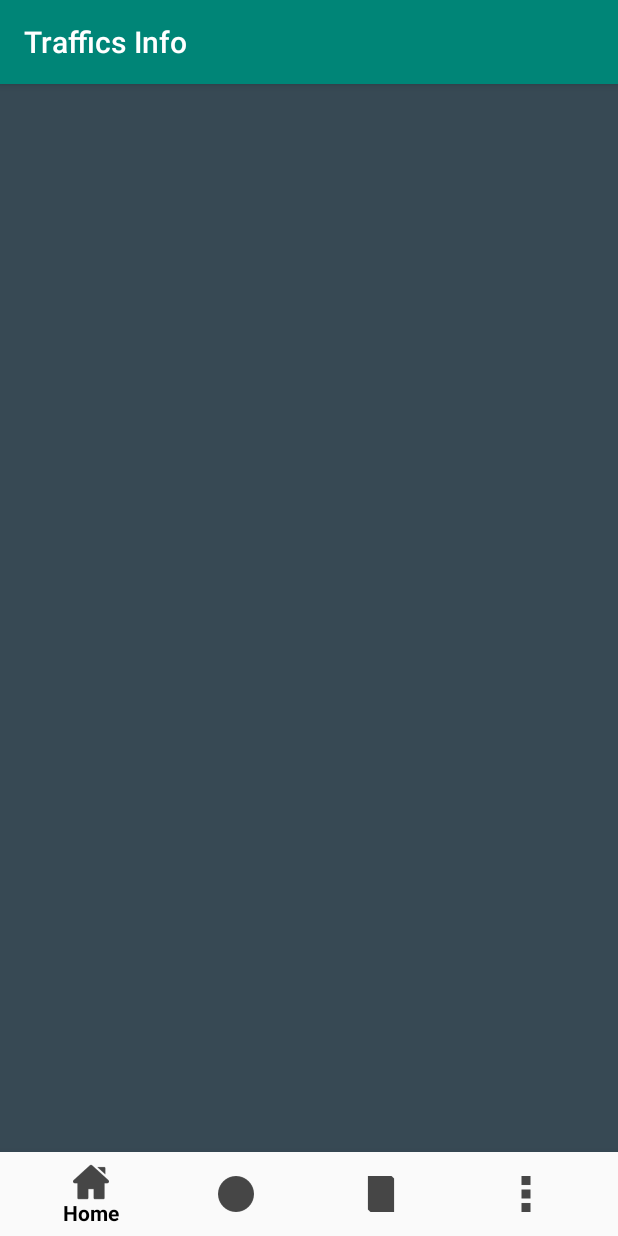
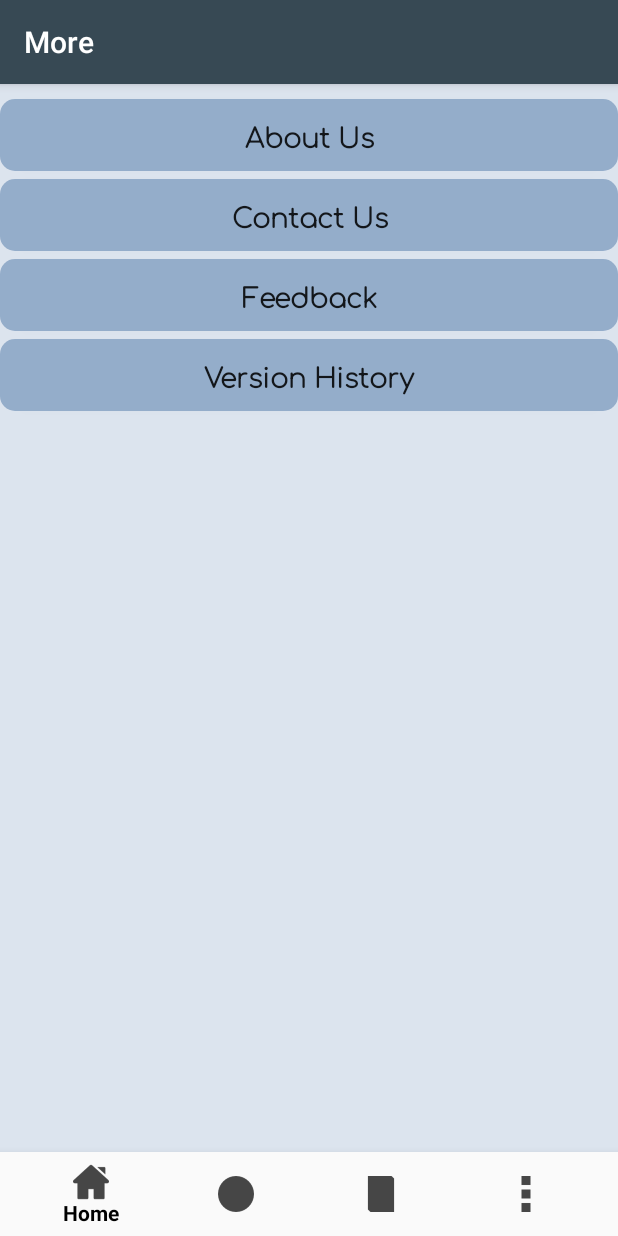
Before and after one commit to Nayan46/Project-, an Android app: the fragment MoreFragment placed in its activity, on a phone screen of 412 x 824 dp. Run offline under Robolectric (Android 15) with nearby library versions, the phone set to English and light mode, and no system bars.

Commit message:
Titles of Fragments got changed and some buttons got added to more fragment

```diff
--- a/app/src/main/java/com/codewithnayan/trafficsinfo/HomeFragment.java
+++ b/app/src/main/java/com/codewithnayan/trafficsinfo/HomeFragment.java
@@ -7,13 +7,25 @@ import android.view.ViewGroup;
 
 import androidx.annotation.NonNull;
 import androidx.annotation.Nullable;
+import androidx.appcompat.app.AppCompatActivity;
 import androidx.fragment.app.Fragment;
 
 public class HomeFragment extends Fragment {
+
 
     @Nullable
     @Override
     public View onCreateView(@NonNull LayoutInflater inflater, @Nullable ViewGroup container, @Nullable Bundle savedInstanceState) {
         return inflater.inflate(R.layout.fragment_home, container, false);
+
+    }
+
+    @Override
+    public void onCreate(@Nullable Bundle savedInstanceState) {
+        super.onCreate(savedInstanceState);
+
+        // Setting the title for each fragment
+        ((AppCompatActivity)getActivity()).getSupportActionBar().setTitle("Home");
+
     }
 }
--- a/app/src/main/java/com/codewithnayan/trafficsinfo/MainActivity.java
+++ b/app/src/main/java/com/codewithnayan/trafficsinfo/MainActivity.java
@@ -2,6 +2,7 @@ package com.codewithnayan.trafficsinfo;
 
 import androidx.annotation.NonNull;
 import androidx.appcompat.app.AppCompatActivity;
+import androidx.appcompat.widget.Toolbar;
 import androidx.fragment.app.Fragment;
 import androidx.recyclerview.widget.GridLayoutManager;
 import androidx.recyclerview.widget.LinearLayoutManager;
@@ -24,6 +25,8 @@ public class MainActivity extends AppCompatActivity {
     protected void onCreate(Bundle savedInstanceState) {
         super.onCreate(savedInstanceState);
         setContentView(R.layout.activity_main);
+
+        //getSupportActionBar().setTitle("Home");
 
 
         // referencing the recyclerView
--- a/app/src/main/java/com/codewithnayan/trafficsinfo/MoreFragment.java
+++ b/app/src/main/java/com/codewithnayan/trafficsinfo/MoreFragment.java
@@ -7,6 +7,7 @@ import android.view.ViewGroup;
 
 import androidx.annotation.NonNull;
 import androidx.annotation.Nullable;
+import androidx.appcompat.app.AppCompatActivity;
 import androidx.fragment.app.Fragment;
 
 public class MoreFragment extends Fragment {
@@ -16,4 +17,11 @@ public class MoreFragment extends Fragment {
     public View onCreateView(@NonNull LayoutInflater inflater, @Nullable ViewGroup container, @Nullable Bundle savedInstanceState) {
         return inflater.inflate(R.layout.fragment_more, container, false);
     }
+
+    @Override
+    public void onCreate(@Nullable Bundle savedInstanceState) {
+        super.onCreate(savedInstanceState);
+
+        ((AppCompatActivity)getActivity()).getSupportActionBar().setTitle("More");
+    }
 }
--- a/app/src/main/java/com/codewithnayan/trafficsinfo/RulesFragment.java
+++ b/app/src/main/java/com/codewithnayan/trafficsinfo/RulesFragment.java
@@ -7,6 +7,7 @@ import android.view.ViewGroup;
 
 import androidx.annotation.NonNull;
 import androidx.annotation.Nullable;
+import androidx.appcompat.app.AppCompatActivity;
 import androidx.fragment.app.Fragment;
 
 public class RulesFragment extends Fragment {
@@ -16,4 +17,11 @@ public class RulesFragment extends Fragment {
     public View onCreateView(@NonNull LayoutInflater inflater, @Nullable ViewGroup container, @Nullable Bundle savedInstanceState) {
         return inflater.inflate(R.layout.fragment_trules, container, false);
     }
+
+    @Override
+    public void onCreate(@Nullable Bundle savedInstanceState) {
+        super.onCreate(savedInstanceState);
+
+        ((AppCompatActivity)getActivity()).getSupportActionBar().setTitle("Traffic Rules");
+    }
 }
--- a/app/src/main/java/com/codewithnayan/trafficsinfo/SymbolsFragment.java
+++ b/app/src/main/java/com/codewithnayan/trafficsinfo/SymbolsFragment.java
@@ -7,6 +7,7 @@ import android.view.ViewGroup;
 
 import androidx.annotation.NonNull;
 import androidx.annotation.Nullable;
+import androidx.appcompat.app.AppCompatActivity;
 import androidx.fragment.app.Fragment;
 
 public class SymbolsFragment extends Fragment {
@@ -15,5 +16,15 @@ public class SymbolsFragment extends Fragment {
     @Override
     public View onCreateView(@NonNull LayoutInflater inflater, @Nullable ViewGroup container, @Nullable Bundle savedInstanceState) {
         return inflater.inflate(R.layout.fragment_tsymbols, container, false);
+
+
+
+    }
+
+    @Override
+    public void onCreate(@Nullable Bundle savedInstanceState) {
+        super.onCreate(savedInstanceState);
+
+        ((AppCompatActivity)getActivity()).getSupportActionBar().setTitle("Traffic Symbols");
     }
 }
--- /dev/null
+++ b/app/src/main/res/drawable/custom_button.xml
@@ -0,0 +1,5 @@
+<?xml version="1.0" encoding="utf-8"?>
+<shape xmlns:android="http://schemas.android.com/apk/res/android" android:shape="rectangle">
+    <solid android:color="@color/fag_btn"/>
+    <corners android:radius="10dp"/>
+</shape>
--- a/app/src/main/res/layout/activity_main.xml
+++ b/app/src/main/res/layout/activity_main.xml
@@ -5,6 +5,7 @@
     android:layout_width="match_parent"
     android:layout_height="match_parent"
     tools:context=".MainActivity">
+
 
     <FrameLayout
         android:id="@+id/fragment_container"
--- a/app/src/main/res/layout/fragment_home.xml
+++ b/app/src/main/res/layout/fragment_home.xml
@@ -1,6 +1,6 @@
 <?xml version="1.0" encoding="utf-8"?>
 <RelativeLayout xmlns:android="http://schemas.android.com/apk/res/android"
     android:layout_width="match_parent" android:layout_height="match_parent"
-    android:background="@color/fav">
+    android:background="@color/fag">
 
 </RelativeLayout>
--- a/app/src/main/res/layout/fragment_more.xml
+++ b/app/src/main/res/layout/fragment_more.xml
@@ -1,6 +1,70 @@
 <?xml version="1.0" encoding="utf-8"?>
-<RelativeLayout xmlns:android="http://schemas.android.com/apk/res/android"
-    android:layout_width="match_parent" android:layout_height="match_parent"
-    android:background="@color/fav">
+<androidx.constraintlayout.widget.ConstraintLayout xmlns:android="http://schemas.android.com/apk/res/android"
+    xmlns:app="http://schemas.android.com/apk/res-auto"
+    xmlns:tools="http://schemas.android.com/tools"
+    android:layout_width="match_parent"
+    android:layout_height="match_parent"
+    android:background="@color/fag">
 
-</RelativeLayout>
+    <Button
+        android:id="@+id/button"
+        android:layout_width="match_parent"
+        android:layout_height="wrap_content"
+        android:layout_marginTop="10dp"
+        android:background="@drawable/custom_button"
+        android:fontFamily="@font/comfortaa_light"
+        android:gravity="center"
+        android:text="@string/about_us"
+        android:textAllCaps="false"
+        android:textSize="18sp"
+        android:textStyle="bold"
+        app:layout_constraintTop_toTopOf="parent" />
+
+    <Button
+        android:id="@+id/button2"
+        android:layout_width="0dp"
+        android:layout_height="wrap_content"
+        android:layout_marginTop="5dp"
+        android:background="@drawable/custom_button"
+        android:fontFamily="@font/comfortaa_light"
+        android:gravity="center"
+        android:text="@string/contact_us"
+        android:textAllCaps="false"
+        android:textSize="18sp"
+        android:textStyle="bold"
+        app:layout_constraintEnd_toEndOf="parent"
+        app:layout_constraintStart_toStartOf="parent"
+        app:layout_constraintTop_toBottomOf="@+id/button" />
+
+    <Button
+        android:id="@+id/button3"
+        android:layout_width="0dp"
+        android:layout_height="wrap_content"
+        android:layout_marginTop="5dp"
+        android:background="@drawable/custom_button"
+        android:fontFamily="@font/comfortaa_light"
+        android:gravity="center"
+        android:text="@string/feedback"
+        android:textAllCaps="false"
+        android:textSize="18sp"
+        android:textStyle="bold"
+        app:layout_constraintEnd_toEndOf="parent"
+        app:layout_constraintStart_toStartOf="parent"
+        app:layout_constraintTop_toBottomOf="@+id/button2" />
+
+    <Button
+        android:id="@+id/button4"
+        android:layout_width="0dp"
+        android:layout_height="wrap_content"
+        android:layout_marginTop="5dp"
+        android:background="@drawable/custom_button"
+        android:fontFamily="@font/comfortaa_light"
+        android:gravity="center"
+        android:text="@string/version"
+        android:textAllCaps="false"
+        android:textSize="18sp"
+        android:textStyle="bold"
+        app:layout_constraintEnd_toEndOf="parent"
+        app:layout_constraintStart_toStartOf="parent"
+        app:layout_constraintTop_toBottomOf="@+id/button3" />
+</androidx.constraintlayout.widget.ConstraintLayout>
--- a/app/src/main/res/values/colors.xml
+++ b/app/src/main/res/values/colors.xml
@@ -1,7 +1,7 @@
 <?xml version="1.0" encoding="utf-8"?>
 <resources>
-    <color name="colorPrimary">#008577</color>
-    <color name="colorPrimaryDark">#00574B</color>
+    <color name="colorPrimary">@color/fav</color>
+    <color name="colorPrimaryDark">@color/splash_bg</color>
     <color name="colorAccent">#D81B60</color>
 
 
@@ -13,8 +13,8 @@
     <color name="icon_text_color">#000000</color>
 
     <color name="fav">#374954</color>
-    <color name="ts">#C39BD3</color>
-    <color name="tr">#2980B9</color>
+    <color name="fag">#DCE4EE</color>
+    <color name="fag_btn">#94ADCA </color>
 
 
 
--- a/app/src/main/res/values/strings.xml
+++ b/app/src/main/res/values/strings.xml
@@ -8,4 +8,10 @@
 
     <string name="logo_name">All Rights Are Preserved</string>
 
+
+    <string name="contact_us">Contact Us</string>
+    <string name="about_us">About Us</string>
+    <string name="feedback">Feedback</string>
+    <string name="version">Version History</string>
+
 </resources>
```
